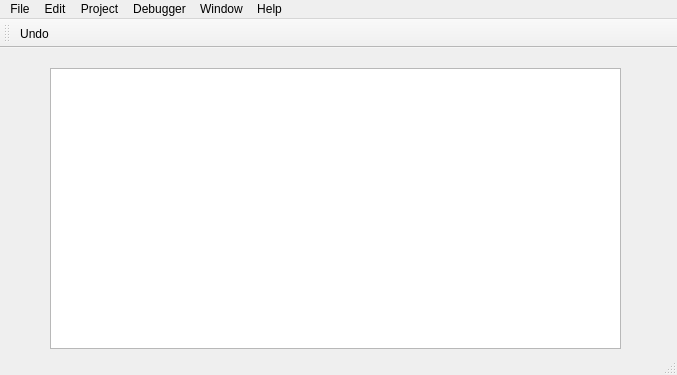
The window that IDE/mcleodide.ui (RubyGB/CLEOD) describes before a commit, drawn with Qt 5.
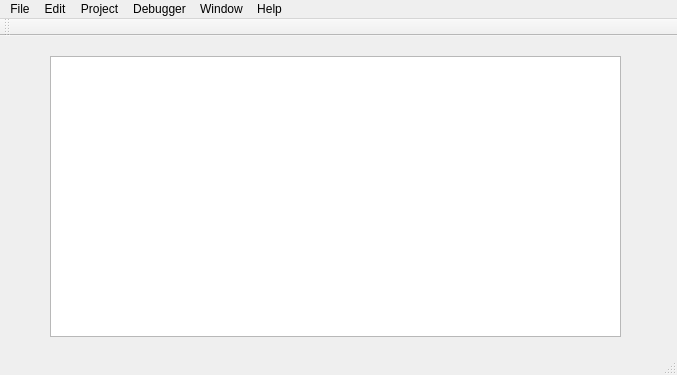
The same window after the commit. Icons and pictures are not drawn.

```diff
--- a/IDE/mcleodide.ui
+++ b/IDE/mcleodide.ui
@@ -36,7 +36,6 @@
    <attribute name="toolBarBreak">
     <bool>false</bool>
    </attribute>
-   <addaction name="actionUndo"/>
   </widget>
   <widget class="QMenuBar" name="menubar">
    <property name="geometry">
```
